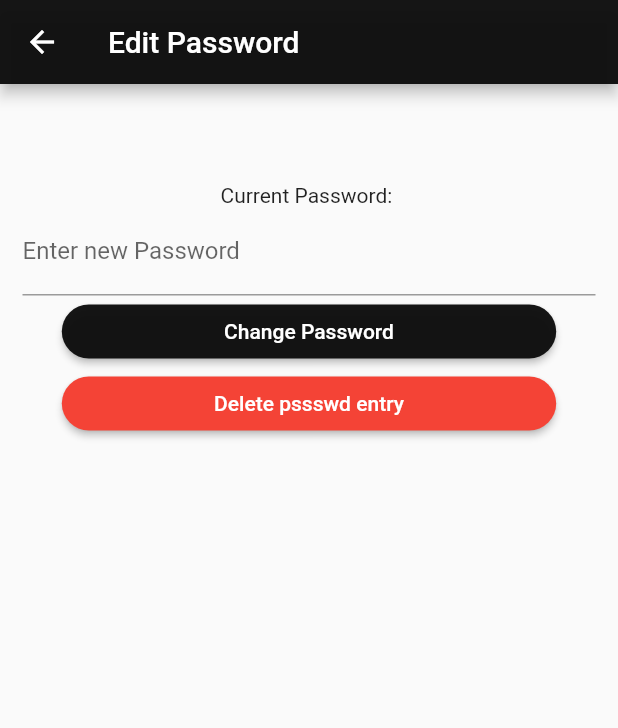
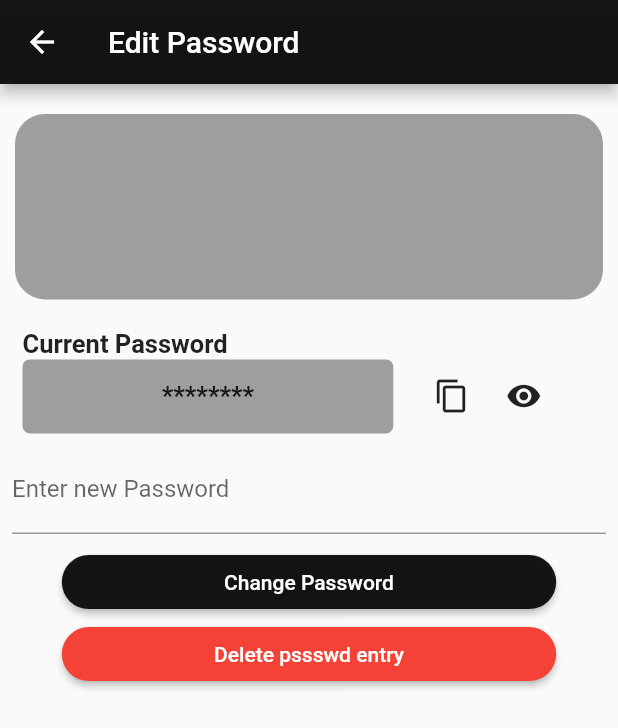
Before and after one commit to theTrivia/pssswd, a Flutter app: the EditPassword screen opened directly with empty values, on a phone screen of 412 x 824 dp. Shown: the top 728 px of the screen. Run offline on Flutter 3.47's test engine with Material 2 defaults, Android fonts, the phone set to English and light mode, and no system bars; our stand-ins replace cloud_firestore, firebase_auth, firebase_core, flutter_secure_storage, fluttertoast, hexcolor and 1 more; missing offline and left inert: crypt, encrypt, flutter_config; accounts and stored records are empty.

Commit message:
modified the ui for password editing screen

```diff
--- a/lib/screens/editPassword.dart
+++ b/lib/screens/editPassword.dart
@@ -1,5 +1,6 @@
 import 'package:cloud_firestore/cloud_firestore.dart';
 import 'package:flutter/material.dart';
+import 'package:flutter/services.dart';
 import 'package:flutter_secure_storage/flutter_secure_storage.dart';
 import 'package:fluttertoast/fluttertoast.dart';
 import 'package:provider/provider.dart';
@@ -27,6 +28,8 @@ class _EditPasswordState extends State<EditPassword> {
 
   // final secureStorage = new FlutterSecureStorage();
 
+  var _isPasswordVisible = false;
+
   TextEditingController get newDomainContrEditollerc =>
       TextEditingController(text: widget.domain);
 
@@ -42,24 +45,102 @@ class _EditPasswordState extends State<EditPassword> {
         body: Form(
           child: Column(children: [
             Padding(
-              padding: const EdgeInsets.all(8.0),
-              child: SizedBox(
+              padding: const EdgeInsets.only(
+                  top: 20, right: 10, left: 10, bottom: 20),
+              child: Container(
+                decoration: BoxDecoration(
+                  color: Colors.grey,
+                  border: Border.all(
+                    color: Colors.grey,
+                  ),
+                  borderRadius: BorderRadius.all(Radius.circular(20)),
+                ),
+                // color: Colors.grey,
                 width: double.infinity,
-                height: 50,
+                height: mediaQuery.size.height * 0.15,
+                child: Center(
                   child: Text(
                     (widget.domain.length > 10
                         ? '${widget.domain.substring(0, 7)}...'
                         : widget.domain),
                     style: TextStyle(
                       fontSize: 30,
+                      fontWeight: FontWeight.bold,
                     ),
                     textAlign: TextAlign.center,
                   ),
                 ),
               ),
-            Text('Current Password: ${widget.password}'),
+            ),
+            Column(
+              crossAxisAlignment: CrossAxisAlignment.start,
+              children: [
+                Padding(
+                  padding: const EdgeInsets.only(left: 15),
+                  child: Text(
+                    // 'Current Password: ${widget.password}',
+                    'Current Password',
+                    style: TextStyle(
+                      fontWeight: FontWeight.bold,
+                      fontSize: 17,
+                    ),
+                  ),
+                ),
+                Row(
+                  children: [
                     Padding(
                       padding: const EdgeInsets.only(left: 15, right: 15),
+                      child: Container(
+                        width: mediaQuery.size.width * 0.6,
+                        height: mediaQuery.size.height * 0.06,
+                        decoration: BoxDecoration(
+                          color: Colors.grey,
+                          border: Border.all(
+                            color: Colors.grey,
+                          ),
+                          borderRadius: BorderRadius.all(Radius.circular(5)),
+                        ),
+                        child: Center(
+                          child: Text(
+                            _isPasswordVisible
+                                ? '${widget.password}'
+                                : '********',
+                            style: TextStyle(
+                              fontWeight: FontWeight.bold,
+                              fontSize: 17,
+                            ),
+                          ),
+                        ),
+                      ),
+                    ),
+                    IconButton(
+                        onPressed: () {
+                          Clipboard.setData(
+                            ClipboardData(text: widget.password),
+                          );
+                          Fluttertoast.showToast(
+                            msg: 'pssswd copied!',
+                            gravity: ToastGravity.CENTER,
+                          );
+                        },
+                        icon: Icon(Icons.copy)),
+                    IconButton(
+                        onPressed: () {
+                          setState(() {
+                            if (_isPasswordVisible) {
+                              _isPasswordVisible = false;
+                            } else {
+                              _isPasswordVisible = true;
+                            }
+                          });
+                        },
+                        icon: Icon(Icons.remove_red_eye))
+                  ],
+                ),
+              ],
+            ),
+            Padding(
+              padding: const EdgeInsets.all(8.0),
               child: TextFormField(
                 decoration: InputDecoration(labelText: 'Enter new Password'),
                 controller: newPasswordController,
--- a/pubspec.yaml
+++ b/pubspec.yaml
@@ -47,6 +47,7 @@ dependencies:
   flutter_secure_storage: ^5.0.2
   crypto: ^3.0.2
   hexcolor: ^2.0.7
+  vibration: ^1.7.4-nullsafety
   slider_button: ^2.0.0
 
 
```
Also changed, not shown: lib/components/deletePasswordEntry.dart (+34 -8 lines), lib/screens/appMainPage.dart (+12 -2 lines), lib/screens/signupScreen.dart (+20 -8 lines), pubspec.lock, 2 other files. Lines whose indentation alone changed are shown as unchanged.
